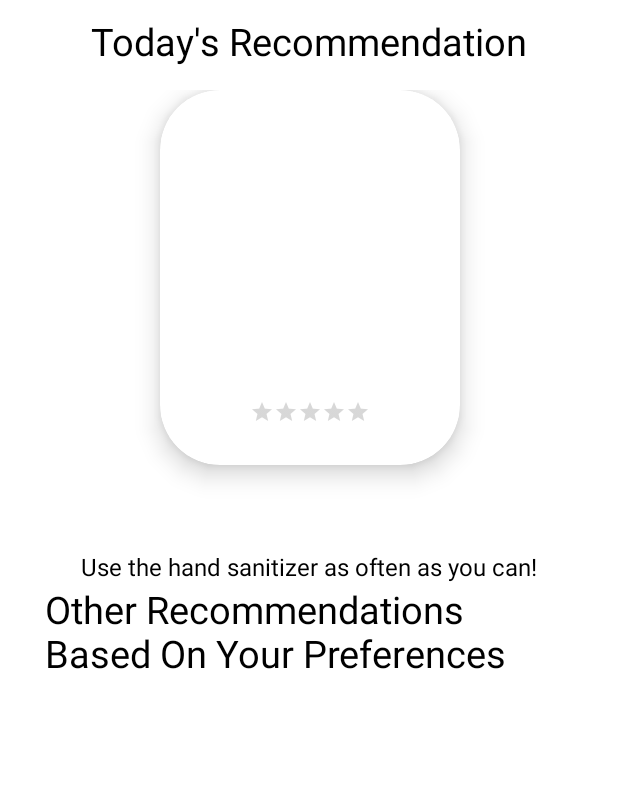
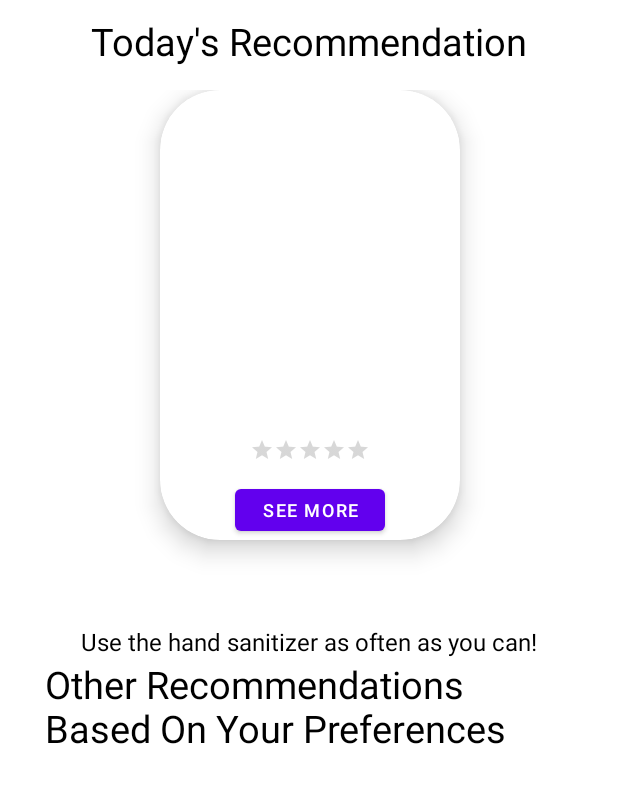
Before and after one commit to cata-g/DiscoverBuc, an Android app: the UserMenu screen opened directly, with no data from a screen before it, on a phone screen of 412 x 824 dp, the part 120-923 px from its top. Run offline under Robolectric (Android 15) with nearby library versions, the phone set to English and light mode, and no system bars; our stand-ins replace Firebase (no records; nobody signed in at launch, a user with empty details on screens opened directly), Volley; network calls fail; 12 statements that could not run were skipped.

Commit message:
added todays see more button

```diff
--- a/app/src/main/java/com/example/discoverbuc/Menu/PopActivity.java
+++ b/app/src/main/java/com/example/discoverbuc/Menu/PopActivity.java
@@ -8,6 +8,7 @@ import android.app.Activity;
 import android.content.Intent;
 import android.os.Bundle;
 import android.util.DisplayMetrics;
+import android.util.Log;
 import android.view.Gravity;
 import android.view.View;
 import android.view.WindowManager;
@@ -79,7 +80,6 @@ public class PopActivity extends Activity {
         rating = intent.getFloatExtra("rating", 0);
         tag = intent.getStringExtra("tag");
         categoryTag = intent.getStringExtra("category");
-
         imagesArray = new ArrayList<>();
 
         clearActivity();
--- a/app/src/main/java/com/example/discoverbuc/Menu/UserMenu.java
+++ b/app/src/main/java/com/example/discoverbuc/Menu/UserMenu.java
@@ -6,10 +6,12 @@ import androidx.appcompat.app.AppCompatActivity;
 import androidx.recyclerview.widget.LinearLayoutManager;
 import androidx.recyclerview.widget.RecyclerView;
 
+import android.content.Intent;
 import android.os.Build;
 import android.os.Bundle;
 import android.util.Log;
 import android.view.View;
+import android.widget.Button;
 import android.widget.ImageView;
 import android.widget.ProgressBar;
 import android.widget.RatingBar;
@@ -58,12 +60,13 @@ public class UserMenu extends AppCompatActivity {
     TextView todaysTitle, todaysDesc, weatherText, casesText;
     RatingBar todaysRating;
     ImageView todaysCover;
+    Button moreDetails;
 
     double temp;
     int weatherCode;
     String weatherDesc;
     boolean shouldRecommendOutdoor;
-    DecimalFormat decimalFormat = new DecimalFormat("#.#");
+    DecimalFormat decimalFormat = new DecimalFormat("#.##");
 
     TextView dailyAdvice;
     String[] coronaMessages = {"Don't forget to use the mask!", "Take care of your friends and family!", "If you have symptoms of any kind remain at home!",
@@ -84,6 +87,7 @@ public class UserMenu extends AppCompatActivity {
         weatherText = findViewById(R.id.weatherText);
         casesText = findViewById(R.id.casesText);
         dailyAdvice = findViewById(R.id.DailyAdvice);
+        moreDetails = findViewById(R.id.todaysMore);
 
         sm = new SessionManager(this);
         data = sm.getDataFromSession();
@@ -122,7 +126,6 @@ public class UserMenu extends AppCompatActivity {
                 Iterator<DataSnapshot> category = categories.iterator();
 
                 int i = 0;
-
                 while(category.hasNext()){
                     DataSnapshot next = (DataSnapshot) category.next();
                     if(usersPrefs[i])
@@ -162,10 +165,31 @@ public class UserMenu extends AppCompatActivity {
                 int size = locationsArray.size();
                     todaysRec = Math.max(size,date) % Math.min(size,date);
 
-                todaysCover.setImageResource(locationsArray.get(todaysRec).getImageSrc());
-                todaysTitle.setText(locationsArray.get(todaysRec).getTitle());
-                todaysRating.setRating(locationsArray.get(todaysRec).getRating());
-                todaysDesc.setText(locationsArray.get(todaysRec).getDesc());
+                String tag = locationsArray.get(todaysRec).getTag();
+                String categoryTag = locationsArray.get(todaysRec).getCategoryTag();
+                String title = locationsArray.get(todaysRec).getTitle();
+                String desc = locationsArray.get(todaysRec).getDesc();
+                float rating = locationsArray.get(todaysRec).getRating();
+                int imageLoc =  locationsArray.get(todaysRec).getImageSrc();
+
+                todaysCover.setImageResource(imageLoc);
+                todaysTitle.setText(title);
+                todaysRating.setRating(rating);
+                todaysDesc.setText(desc);
+
+                moreDetails.setOnClickListener(new View.OnClickListener() {
+                    @Override
+                    public void onClick(View v) {
+                        Intent intent = new Intent(UserMenu.this, PopActivity.class);
+                        intent.putExtra("tag",tag);
+                        intent.putExtra("imageRes", imageLoc);
+                        intent.putExtra("title", title);
+                        intent.putExtra("desc", desc);
+                        intent.putExtra("rating", rating);
+                        intent.putExtra("category", categoryTag);
+                        UserMenu.this.startActivity(intent);
+                    }
+                });
 
                 locationsArray.remove(todaysRec);
 
--- a/app/src/main/res/layout/activity_user_menu.xml
+++ b/app/src/main/res/layout/activity_user_menu.xml
@@ -32,15 +32,15 @@
 
         <androidx.constraintlayout.widget.ConstraintLayout
             android:layout_width="match_parent"
-            android:layout_height="300dp"
+            android:layout_height="350dp"
             android:orientation="horizontal"
             android:padding="5dp">
 
 
             <TextView
                 android:id="@+id/weatherText"
-                android:layout_width="70dp"
-                android:layout_height="50dp"
+                android:layout_width="wrap_content"
+                android:layout_height="wrap_content"
                 android:layout_gravity="center_vertical"
                 android:layout_marginEnd="28dp"
                 android:layout_marginRight="28dp"
@@ -56,7 +56,7 @@
             <androidx.cardview.widget.CardView
                 android:id="@+id/CardView"
                 android:layout_width="200dp"
-                android:layout_height="250dp"
+                android:layout_height="300dp"
                 android:layout_gravity="center"
                 app:cardCornerRadius="40dp"
                 app:cardElevation="10dp"
@@ -103,6 +103,16 @@
                     android:text=""
                     android:textColor="@color/black"
                     android:textSize="12sp" />
+
+                <Button
+                    android:id="@+id/todaysMore"
+                    android:layout_marginTop="130dp"
+                    android:layout_width="100dp"
+                    android:layout_height="40dp"
+                    android:text="See More"
+                    android:layout_gravity="center"
+                    android:textSize="12sp"
+                    />
             </androidx.cardview.widget.CardView>
 
             <TextView
```
